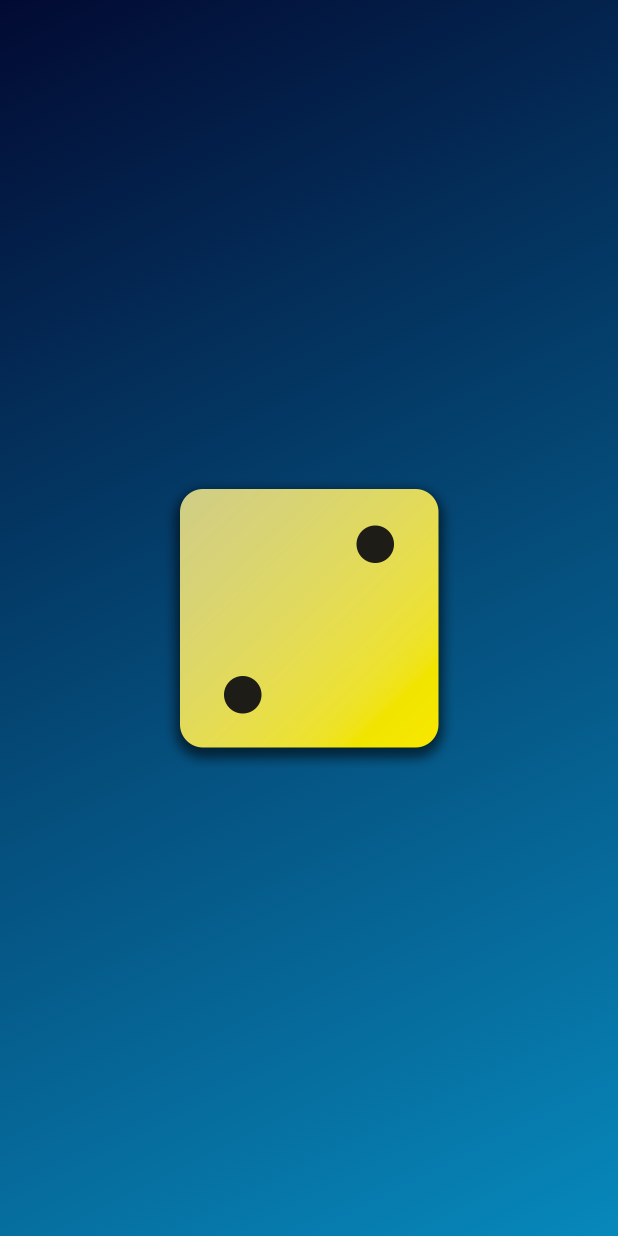
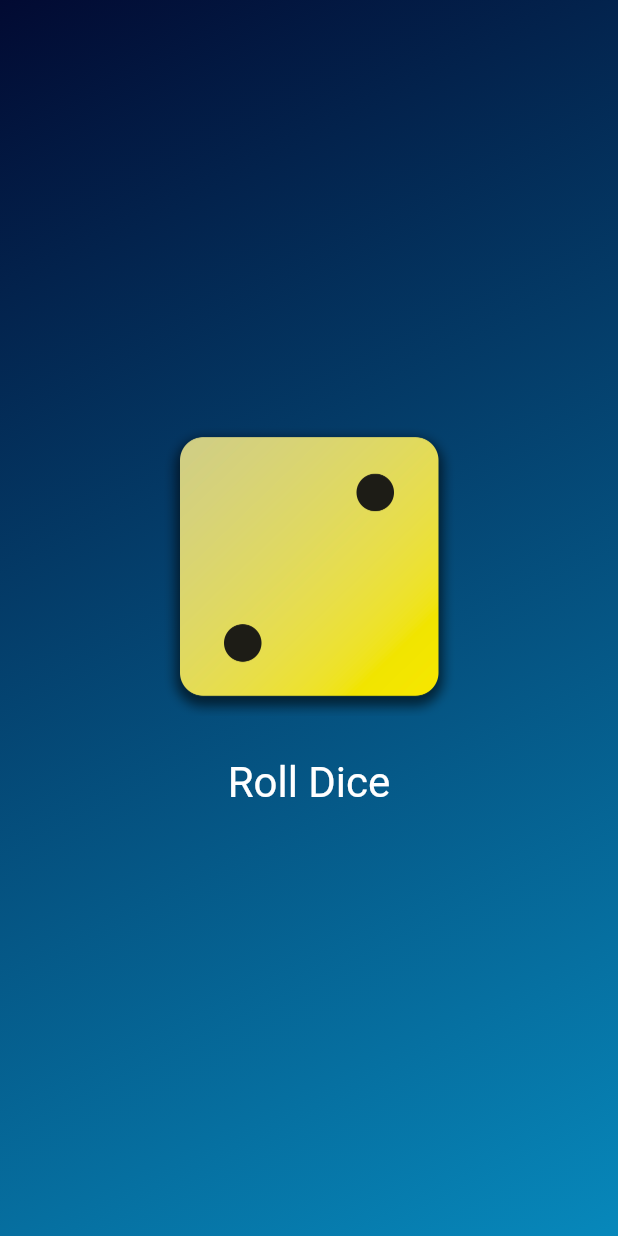
Before and after one commit to Eka051/First_flutter_app, a Flutter app: the screen it shows after launch, on a phone screen of 412 x 824 dp. Run offline on Flutter 3.47's test engine with Material 3 defaults, Android fonts, the phone set to English and light mode, and no system bars.

Commit message:
feat: implement DiceRoller widget and integrate it into GradientContainer

```diff
--- /dev/null
+++ b/lib/dice_roller.dart
@@ -0,0 +1,42 @@
+import 'package:flutter/material.dart';
+
+class DiceRoller extends StatefulWidget {
+  const DiceRoller({super.key});
+  @override
+  State<DiceRoller> createState() {
+    return _DiceRollerState();
+  }
+}
+
+class _DiceRollerState extends State<DiceRoller> {
+  var activeDiceImage = 'assets/images/dice-2.png';
+
+  void rollDice() {
+    setState(() {
+      activeDiceImage = 'assets/images/dice-4.png';
+    });
+  }
+
+  @override
+  Widget build(context) {
+    return Column(
+      mainAxisSize: MainAxisSize.min,
+      children: [
+        Image.asset(
+          activeDiceImage,
+          width: 200,
+        ),
+        const SizedBox(
+          height: 20,
+        ),
+        TextButton(
+            onPressed: rollDice,
+            style: TextButton.styleFrom(
+                // padding: const EdgeInsets.only(top: 20),
+                foregroundColor: Colors.white,
+                textStyle: const TextStyle(fontSize: 28)),
+            child: const Text('Roll Dice')),
+      ],
+    );
+  }
+}
--- a/lib/gradient_container.dart
+++ b/lib/gradient_container.dart
@@ -1,4 +1,5 @@
 import 'package:flutter/material.dart';
+import 'package:flutter_app/dice_roller.dart';
 
 var startAlignment = Alignment.topLeft;
 var endAlignment = Alignment.bottomRight;
@@ -24,10 +25,7 @@ class GradientContainer extends StatelessWidget {
           end: endAlignment,
         ),
       ),
-      child: Center(
-        child: Image.asset('assets/images/dice-2.png',
-        width: 200,),
-      ),
+      child: Center(child: DiceRoller()),
     );
   }
 }
--- a/lib/main.dart
+++ b/lib/main.dart
@@ -5,8 +5,8 @@ void main() {
   runApp(MaterialApp(
     home: Scaffold(
       body: GradientContainer(
-        Color.fromARGB(255, 2, 10, 50),
-        Color.fromARGB(255, 7, 136, 187),
+        const Color.fromARGB(255, 2, 10, 50),
+        const Color.fromARGB(255, 7, 136, 187),
       ),
     ),
     debugShowCheckedModeBanner: false,
```
